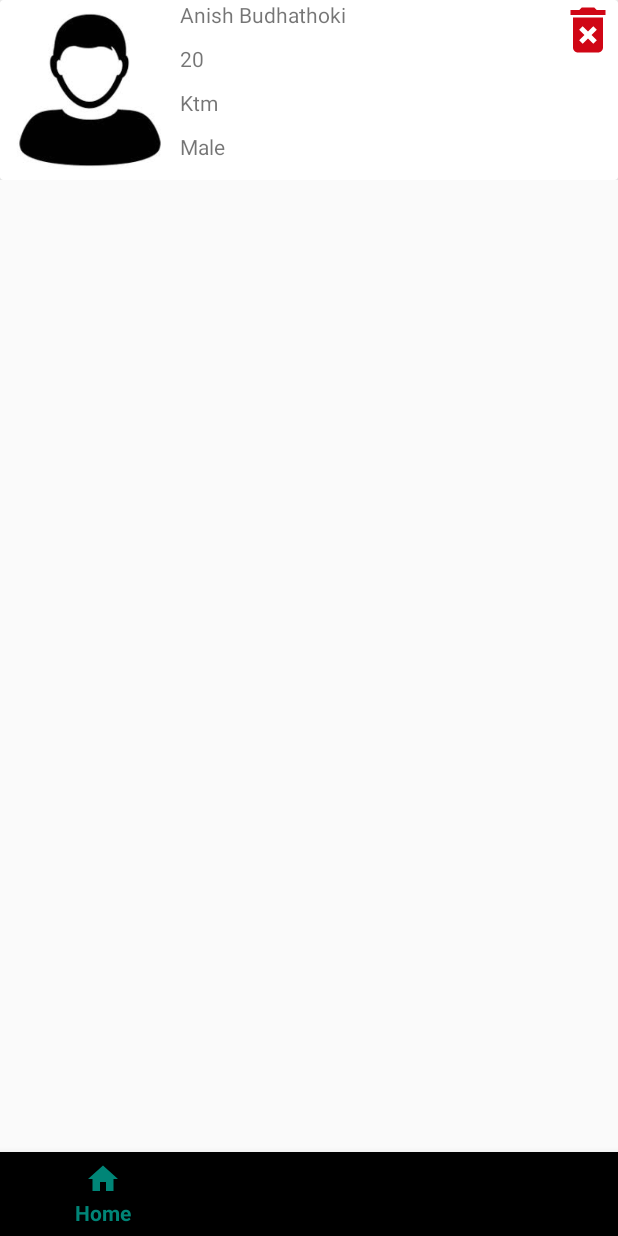
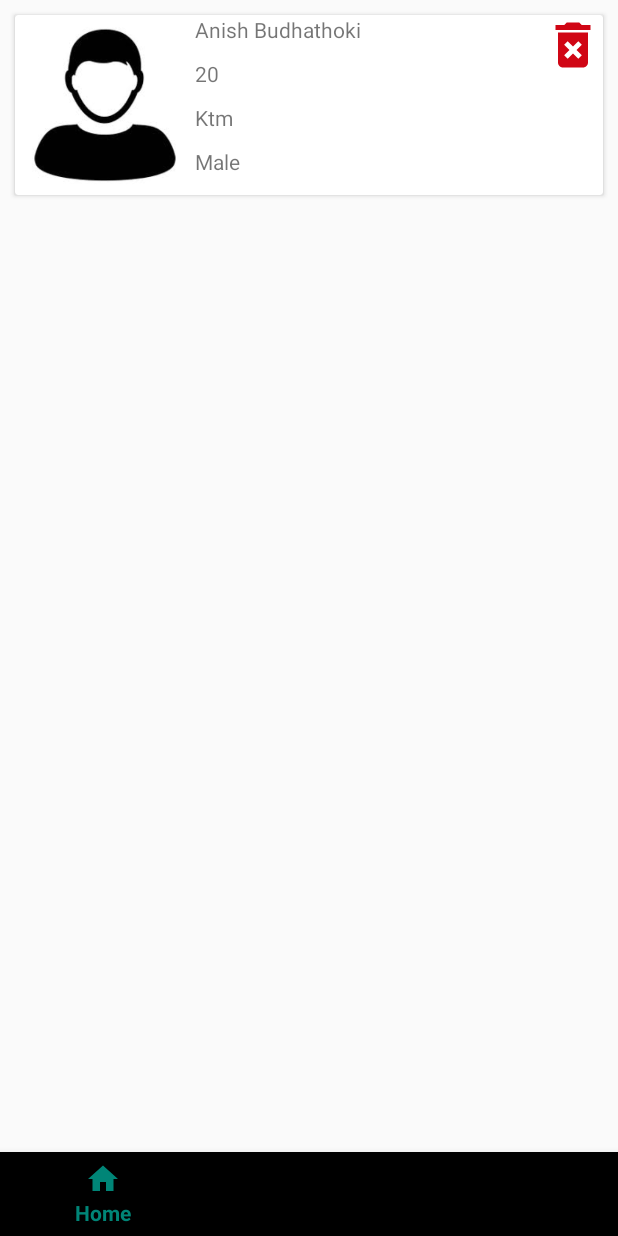
Before and after one commit to anishbudhathoki21/eSoftwarica-3rdAssignment, an Android app: the fragmentHome screen opened directly, with no data from a screen before it, on a phone screen of 412 x 824 dp. Run offline under Robolectric (Android 15) with nearby library versions, the light colour scheme and no system bars.

Commit message:
Assignment Completed

```diff
--- a/app/src/main/res/layout/student_cardview.xml
+++ b/app/src/main/res/layout/student_cardview.xml
@@ -1,7 +1,8 @@
 <?xml version="1.0" encoding="utf-8"?>
 <androidx.cardview.widget.CardView xmlns:android="http://schemas.android.com/apk/res/android"
     android:orientation="vertical" android:layout_width="match_parent"
-    android:layout_height="wrap_content">
+    android:layout_height="wrap_content"
+    android:layout_margin="10dp">
 
 <RelativeLayout
     android:layout_width="match_parent"
```
